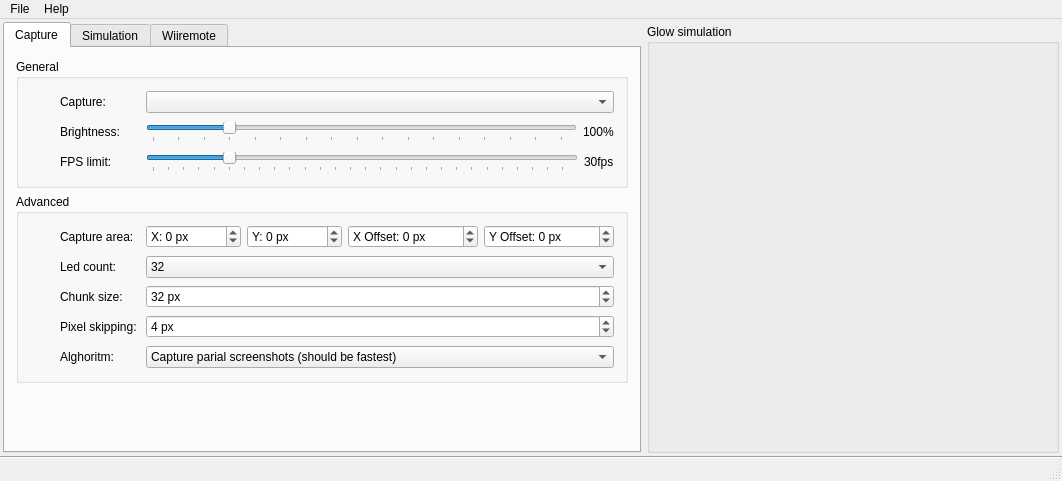
This is mainwindow.ui in dev-0x7C6/led-frame as Qt 5 draws it before an edit. The edited form follows.
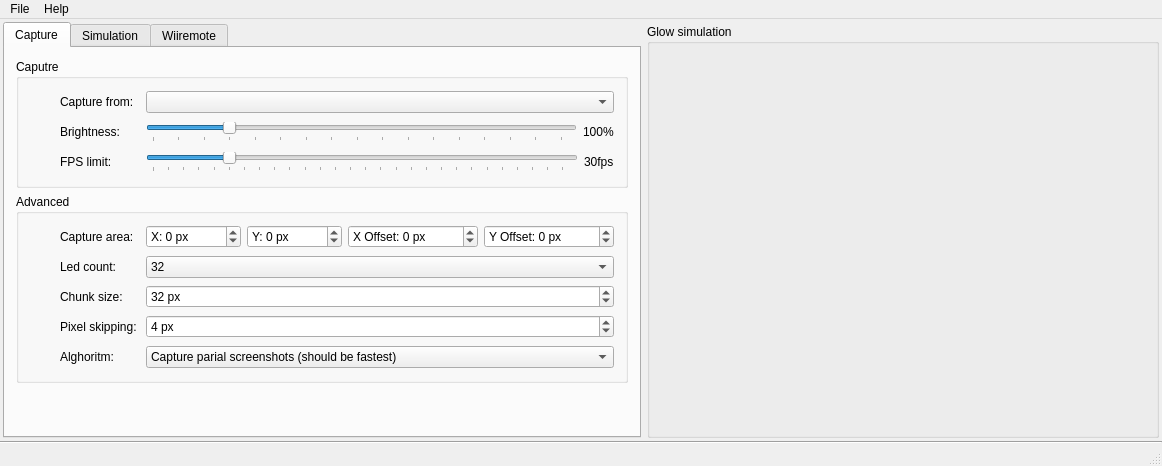
This is the edited form. The open tabs and pages were chosen to show the change. Icons and pictures are not drawn. Custom widgets are drawn as their Qt base class.

Commit message: Use primary screen to center application.

```diff
--- a/mainwindow.ui
+++ b/mainwindow.ui
@@ -33,6 +33,12 @@
        </property>
        <item>
         <widget class="QTabWidget" name="leftWidget">
+         <property name="sizePolicy">
+          <sizepolicy hsizetype="Maximum" vsizetype="Expanding">
+           <horstretch>0</horstretch>
+           <verstretch>0</verstretch>
+          </sizepolicy>
+         </property>
          <property name="currentIndex">
           <number>2</number>
          </property>
@@ -44,7 +50,7 @@
            <item>
             <widget class="QGroupBox" name="groupBox">
              <property name="title">
-              <string>General</string>
+              <string>Caputre</string>
              </property>
              <layout class="QVBoxLayout" name="verticalLayout">
               <item>
@@ -77,7 +83,7 @@
                    </size>
                   </property>
                   <property name="text">
-                   <string>Capture:</string>
+                   <string>Capture from:</string>
                   </property>
                  </widget>
                 </item>
@@ -936,6 +942,12 @@
        </item>
        <item>
         <widget class="QWidget" name="rightWidget" native="true">
+         <property name="sizePolicy">
+          <sizepolicy hsizetype="MinimumExpanding" vsizetype="Preferred">
+           <horstretch>0</horstretch>
+           <verstretch>0</verstretch>
+          </sizepolicy>
+         </property>
          <layout class="QVBoxLayout" name="verticalLayout_8">
           <property name="leftMargin">
            <number>0</number>
@@ -971,8 +983,8 @@
               <widget class="AmbientLightSymulation" name="widget" native="true">
                <property name="minimumSize">
                 <size>
-                 <width>400</width>
-                 <height>400</height>
+                 <width>500</width>
+                 <height>360</height>
                 </size>
                </property>
                <property name="focusPolicy">
```
Left out of the diff: 4 changed lines with no effect on the pictures. The commit also changes 1 other file.
